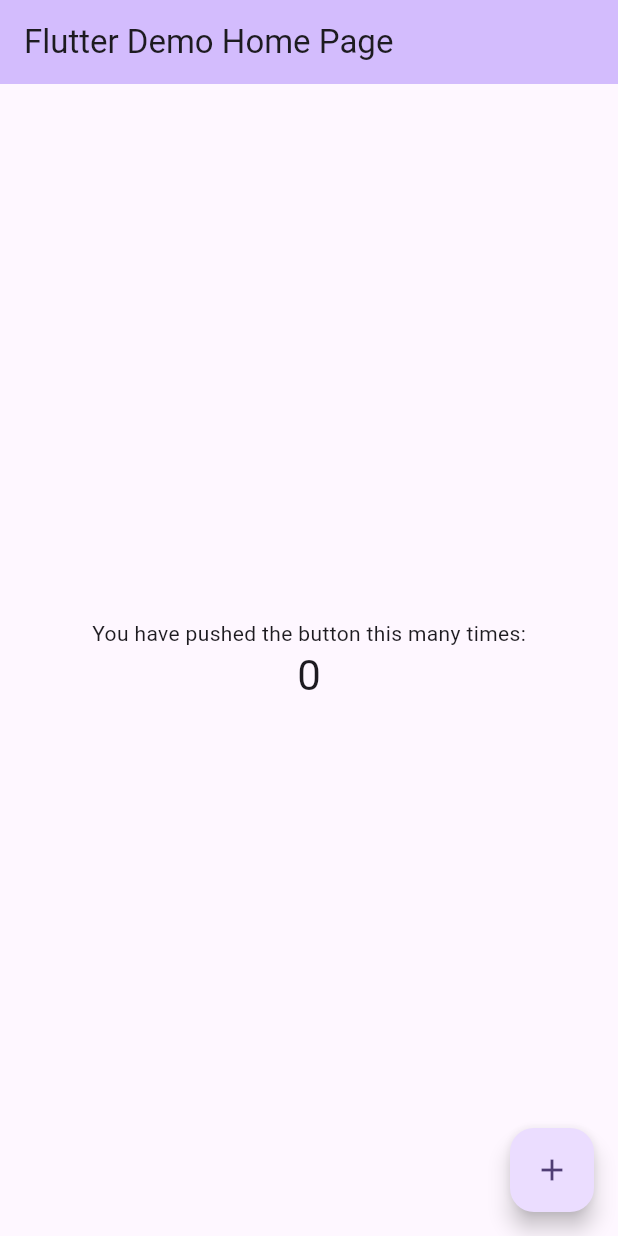
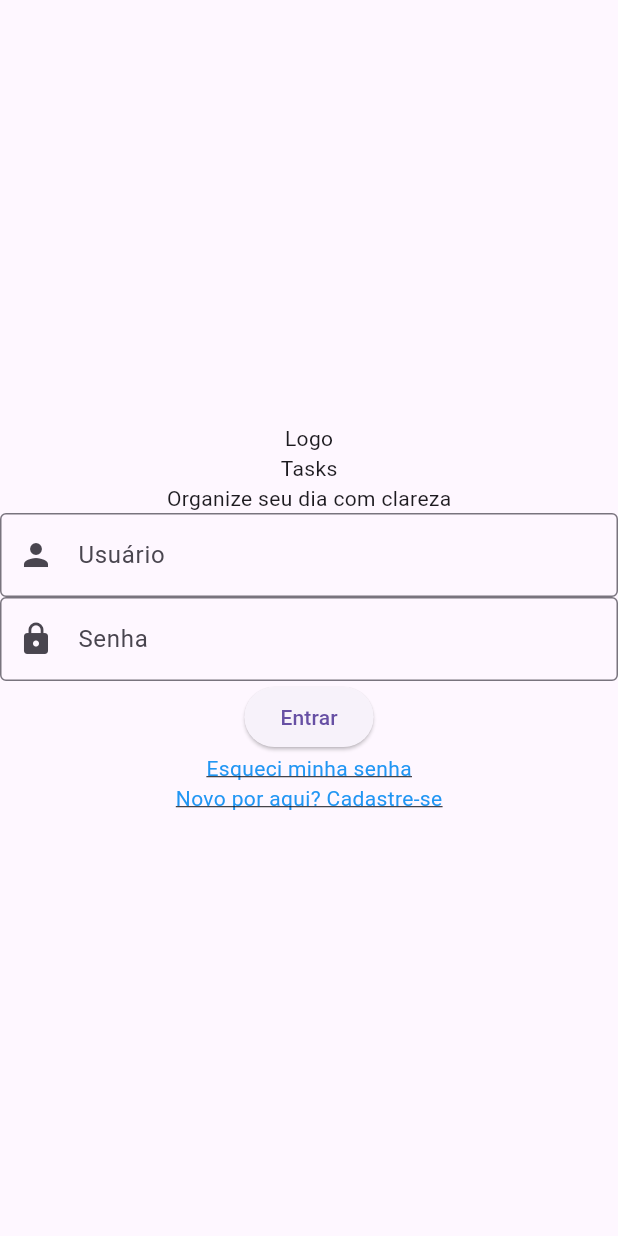
Before and after one commit to brenobss/tasks-app, a Flutter app: the screen it shows after launch, on a phone screen of 412 x 824 dp. Run offline on Flutter 3.47's test engine with Material 3 defaults, Android fonts, the phone set to English and light mode, and no system bars.

Commit message:
feat: add Flutter project structure with screens, services folders, add login screen with auth service and API integration

```diff
--- a/task_app/lib/main.dart
+++ b/task_app/lib/main.dart
@@ -1,4 +1,5 @@
 import 'package:flutter/material.dart';
+import 'package:task_app/screens/login_screen.dart';
 
 void main() {
   runApp(const MyApp());
@@ -10,113 +11,6 @@ class MyApp extends StatelessWidget {
   // This widget is the root of your application.
   @override
   Widget build(BuildContext context) {
-    return MaterialApp(
-      title: 'Flutter Demo',
-      theme: ThemeData(
-        // This is the theme of your application.
-        //
-        // TRY THIS: Try running your application with "flutter run". You'll see
-        // the application has a purple toolbar. Then, without quitting the app,
-        // try changing the seedColor in the colorScheme below to Colors.green
-        // and then invoke "hot reload" (save your changes or press the "hot
-        // reload" button in a Flutter-supported IDE, or press "r" if you used
-        // the command line to start the app).
-        //
-        // Notice that the counter didn't reset back to zero; the application
-        // state is not lost during the reload. To reset the state, use hot
-        // restart instead.
-        //
-        // This works for code too, not just values: Most code changes can be
-        // tested with just a hot reload.
-        colorScheme: .fromSeed(seedColor: Colors.deepPurple),
-      ),
-      home: const MyHomePage(title: 'Flutter Demo Home Page'),
-    );
+    return MaterialApp(title: 'Task App', home: LoginScreen());
   }
 }
-
-class MyHomePage extends StatefulWidget {
-  const MyHomePage({super.key, required this.title});
-
-  // This widget is the home page of your application. It is stateful, meaning
-  // that it has a State object (defined below) that contains fields that affect
-  // how it looks.
-
-  // This class is the configuration for the state. It holds the values (in this
-  // case the title) provided by the parent (in this case the App widget) and
-  // used by the build method of the State. Fields in a Widget subclass are
-  // always marked "final".
-
-  final String title;
-
-  @override
-  State<MyHomePage> createState() => _MyHomePageState();
-}
-
-class _MyHomePageState extends State<MyHomePage> {
-  int _counter = 0;
-
-  void _incrementCounter() {
-    setState(() {
-      // This call to setState tells the Flutter framework that something has
-      // changed in this State, which causes it to rerun the build method below
-      // so that the display can reflect the updated values. If we changed
-      // _counter without calling setState(), then the build method would not be
-      // called again, and so nothing would appear to happen.
-      _counter++;
-    });
-  }
-
-  @override
-  Widget build(BuildContext context) {
-    // This method is rerun every time setState is called, for instance as done
-    // by the _incrementCounter method above.
-    //
-    // The Flutter framework has been optimized to make rerunning build methods
-    // fast, so that you can just rebuild anything that needs updating rather
-    // than having to individually change instances of widgets.
-    return Scaffold(
-      appBar: AppBar(
-        // TRY THIS: Try changing the color here to a specific color (to
-        // Colors.amber, perhaps?) and trigger a hot reload to see the AppBar
-        // change color while the other colors stay the same.
-        backgroundColor: Theme.of(context).colorScheme.inversePrimary,
-        // Here we take the value from the MyHomePage object that was created by
-        // the App.build method, and use it to set our appbar title.
-        title: Text(widget.title),
-      ),
-      body: Center(
-        // Center is a layout widget. It takes a single child and positions it
-        // in the middle of the parent.
-        child: Column(
-          // Column is also a layout widget. It takes a list of children and
-          // arranges them vertically. By default, it sizes itself to fit its
-          // children horizontally, and tries to be as tall as its parent.
-          //
-          // Column has various properties to control how it sizes itself and
-          // how it positions its children. Here we use mainAxisAlignment to
-          // center the children vertically; the main axis here is the vertical
-          // axis because Columns are vertical (the cross axis would be
-          // horizontal).
-          //
-          // TRY THIS: Invoke "debug painting" (choose the "Toggle Debug Paint"
-          // action in the IDE, or press "p" in the console), to see the
-          // wireframe for each widget.
-          mainAxisAlignment: .center,
-          children: [
-            const Text('You have pushed the button this many times:'),
-            Text(
-              '$_counter',
-              style: Theme.of(context).textTheme.headlineMedium,
-            ),
-          ],
-        ),
-      ),
-      floatingActionButton: FloatingActionButton(
-        onPressed: _incrementCounter,
-        tooltip: 'Increment',
-        child: const Icon(Icons.add),
-      ),
-    );
-  }
-}
--- /dev/null
+++ b/task_app/lib/screens/login_screen.dart
@@ -0,0 +1,103 @@
+import 'package:flutter/material.dart';
+import 'package:task_app/screens/task_list_screen.dart';
+import '../services/auth_services.dart';
+
+class LoginScreen extends StatefulWidget {
+  const LoginScreen({super.key});
+
+  @override
+  State<LoginScreen> createState() => _LoginScreenState();
+}
+
+class _LoginScreenState extends State<LoginScreen> {
+  final _emailController = TextEditingController();
+  final _passwordController = TextEditingController();
+  final _authService = AuthService();
+
+  @override
+  Widget build(BuildContext context) {
+    return Scaffold(
+      body: Column(
+        mainAxisAlignment: MainAxisAlignment.center,
+        children: [
+          const Column(
+            mainAxisAlignment: MainAxisAlignment.center,
+            children: [
+              Text("Logo"),
+              SizedBox(width: 16),
+              Text('Tasks'),
+              Text("Organize seu dia com clareza"),
+            ],
+          ),
+          Column(
+            mainAxisAlignment: MainAxisAlignment.center,
+            children: [
+              TextFormField(
+                controller: _emailController,
+                decoration: const InputDecoration(
+                  labelText: 'Usuário',
+                  border: OutlineInputBorder(),
+                  prefixIcon: Icon(Icons.person),
+                ),
+              ),
+              TextFormField(
+                controller: _passwordController,
+                obscureText: true,
+                decoration: InputDecoration(
+                  labelText: 'Senha',
+                  border: OutlineInputBorder(),
+                  prefixIcon: Icon(Icons.lock),
+                ),
+              ),
+              ElevatedButton(
+                onPressed: () {
+                  _login();
+                },
+                child: Text('Entrar'),
+              ),
+              Text(
+                "Esqueci minha senha",
+                style: TextStyle(
+                  color: Colors.blue,
+                  decoration: TextDecoration.underline,
+                ),
+              ),
+              Text(
+                "Novo por aqui? Cadastre-se",
+                style: TextStyle(
+                  color: Colors.blue,
+                  decoration: TextDecoration.underline,
+                ),
+              ),
+            ],
+          ),
+        ],
+      ),
+    );
+  }
+
+  void _login() async {
+    final success = await _authService.login(
+      _emailController.text,
+      _passwordController.text,
+    );
+
+    if (success) {
+      Navigator.pushReplacement(
+        context,
+        MaterialPageRoute(builder: (context) => const TaskListScreen()),
+      );
+    } else {
+      ScaffoldMessenger.of(
+        context,
+      ).showSnackBar(SnackBar(content: Text('Email ou senha incorretos')));
+    }
+  }
+
+  @override
+  void dispose() {
+    _emailController.dispose();
+    _passwordController.dispose();
+    super.dispose();
+  }
+}
--- a/task_app/pubspec.yaml
+++ b/task_app/pubspec.yaml
@@ -30,6 +30,9 @@ environment:
 dependencies:
   flutter:
     sdk: flutter
+  http: ^1.6.0
+  provider: ^6.1.5+1
+  shared_preferences: ^2.5.4
 
   # The following adds the Cupertino Icons font to your application.
   # Use with the CupertinoIcons class for iOS style icons.
```
Also changed, not shown: task_app/lib/screens/task_list_screen.dart (added, +15 -0 lines), task_app/lib/services/auth_services.dart (added, +20 -0 lines), task_app/pubspec.lock, 1 other file.
